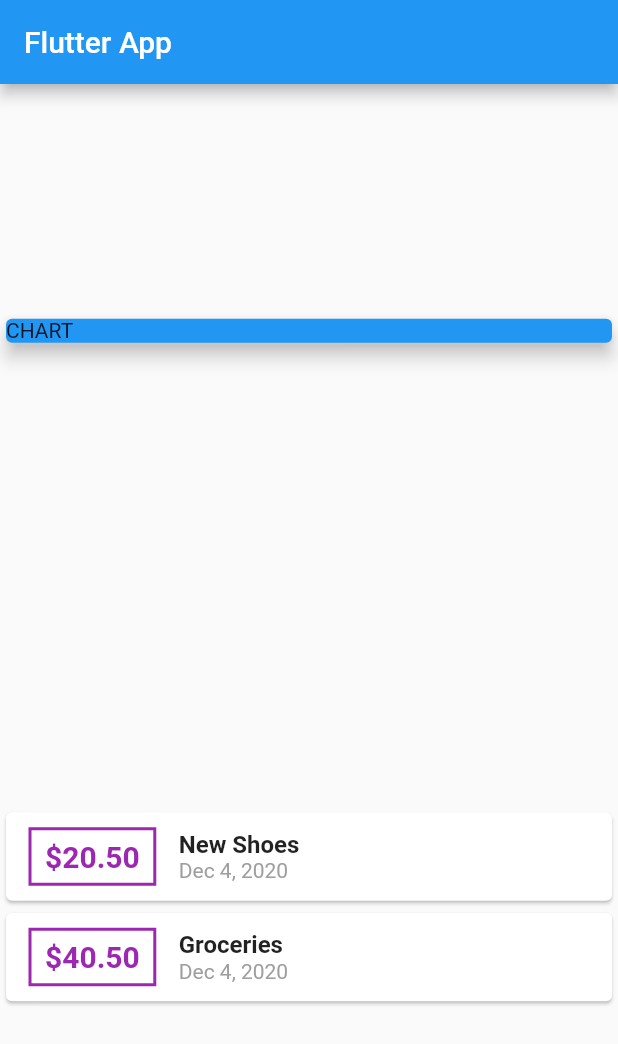
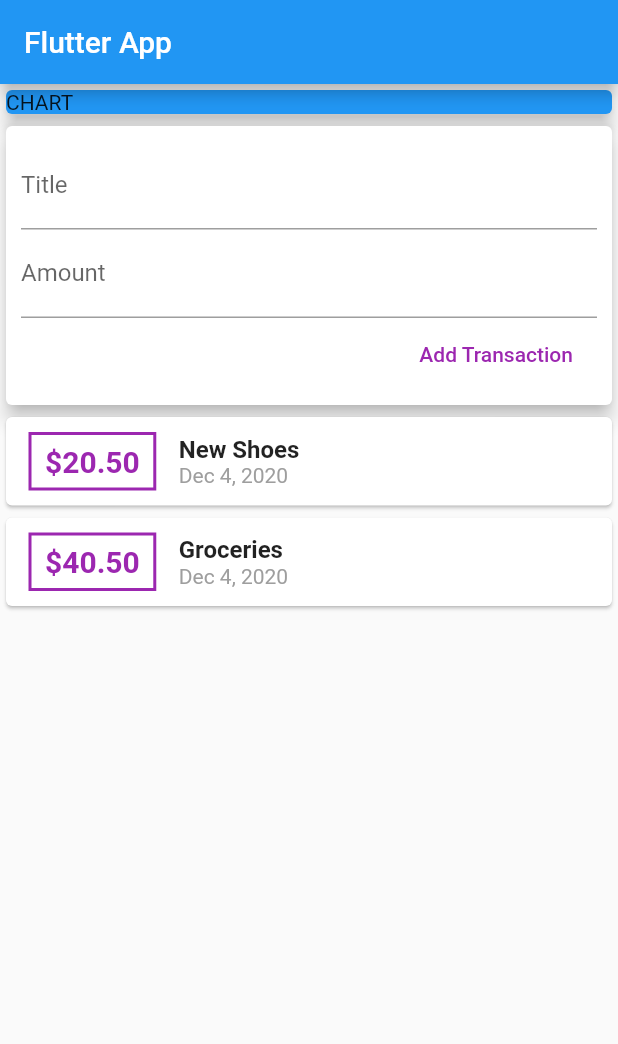
Before and after one commit to jls-github/expense_tracker, a Flutter app: the screen it shows after launch, on a phone screen of 412 x 824 dp. Shown: the top 1044 px of the screen. Run offline on Flutter 3.47's test engine with Material 2 defaults, Android fonts, the phone set to English and light mode, and no system bars.

Commit message:
add new transaction input

```diff
--- a/lib/main.dart
+++ b/lib/main.dart
@@ -1,6 +1,5 @@
 import 'package:flutter/material.dart';
-import 'package:intl/intl.dart';
-import 'transaction.dart';
+import 'widgets/user_transactions.dart';
 
 void main() {
   runApp(MyApp());
@@ -21,21 +20,6 @@ class MyApp extends StatelessWidget {
 }
 
 class MyHomePage extends StatelessWidget {
-  final List<Transaction> transactions = <Transaction>[
-    Transaction(
-      id: 't1',
-      title: 'New Shoes',
-      amount: 2050,
-      date: DateTime.now(),
-    ),
-    Transaction(
-      id: 't2',
-      title: 'Groceries',
-      amount: 4050,
-      date: DateTime.now(),
-    )
-  ];
-
   @override
   Widget build(BuildContext context) {
     return Scaffold(
@@ -43,7 +27,6 @@ class MyHomePage extends StatelessWidget {
           title: Text('Flutter App'),
         ),
         body: Column(
-          mainAxisAlignment: MainAxisAlignment.spaceAround,
           crossAxisAlignment: CrossAxisAlignment.stretch,
           children: <Widget>[
             Container(
@@ -54,58 +37,7 @@ class MyHomePage extends StatelessWidget {
                 elevation: 5,
               ),
             ),
-            Column(
-              children: <Widget>[
-                ...transactions.map((transaction) {
-                  return Card(
-                    child: Row(
-                      children: [
-                        Container(
-                          margin: EdgeInsets.symmetric(
-                              vertical: 10, horizontal: 15),
-                          decoration: BoxDecoration(
-                            border: Border.all(
-                              color: Colors.purple,
-                              width: 2,
-                            ),
-                          ),
-                          padding: EdgeInsets.symmetric(
-                            vertical: 6,
-                            horizontal: 9,
-                          ),
-                          child: Text(
-                            "\$${transaction.formattedAmount()}",
-                            style: TextStyle(
-                              fontWeight: FontWeight.bold,
-                              fontSize: 20,
-                              color: Colors.purple,
-                            ),
-                          ),
-                        ),
-                        Column(
-                          crossAxisAlignment: CrossAxisAlignment.start,
-                          children: [
-                            Text(
-                              transaction.title,
-                              style: TextStyle(
-                                fontWeight: FontWeight.bold,
-                                fontSize: 16,
-                              ),
-                            ),
-                            Text(
-                              DateFormat.yMMMd().format(transaction.date),
-                              style: TextStyle(
-                                color: Colors.grey,
-                              ),
-                            ),
-                          ],
-                        )
-                      ],
-                    ),
-                  );
-                }),
-              ],
-            ),
+            UserTransactions(),
           ],
         ));
   }
--- /dev/null
+++ b/lib/widgets/new_transaction.dart
@@ -0,0 +1,36 @@
+import 'package:flutter/material.dart';
+
+class NewTransaction extends StatelessWidget {
+  final titleController;
+  final amountController;
+
+  NewTransaction(this.titleController, this.amountController);
+
+  @override
+  Widget build(BuildContext context) {
+    return Card(
+      elevation: 5,
+      child: Container(
+        padding: EdgeInsets.all(10),
+        child: Column(
+          crossAxisAlignment: CrossAxisAlignment.end,
+          children: [
+            TextField(
+              decoration: InputDecoration(labelText: 'Title'),
+              controller: titleController,
+            ),
+            TextField(
+              decoration: InputDecoration(labelText: 'Amount'),
+              controller: amountController,
+            ),
+            FlatButton(
+              child: Text('Add Transaction'),
+              onPressed: () {},
+              textColor: Colors.purple,
+            )
+          ],
+        ),
+      ),
+    );
+  }
+}
--- /dev/null
+++ b/lib/widgets/transaction_list.dart
@@ -0,0 +1,71 @@
+import 'package:flutter/material.dart';
+import '../models/transaction.dart';
+import 'package:intl/intl.dart';
+
+class TransactionList extends StatefulWidget {
+  final List<Transaction> transactions;
+
+  TransactionList(this.transactions);
+  @override
+  _TransactionListState createState() => _TransactionListState(transactions);
+}
+
+class _TransactionListState extends State<TransactionList> {
+  final List<Transaction> transactions;
+
+  _TransactionListState(this.transactions);
+  @override
+  Widget build(BuildContext context) {
+    return Column(
+      children: <Widget>[
+        ...transactions.map((transaction) {
+          return Card(
+            child: Row(
+              children: [
+                Container(
+                  margin: EdgeInsets.symmetric(vertical: 10, horizontal: 15),
+                  decoration: BoxDecoration(
+                    border: Border.all(
+                      color: Colors.purple,
+                      width: 2,
+                    ),
+                  ),
+                  padding: EdgeInsets.symmetric(
+                    vertical: 6,
+                    horizontal: 9,
+                  ),
+                  child: Text(
+                    "\$${transaction.formattedAmount()}",
+                    style: TextStyle(
+                      fontWeight: FontWeight.bold,
+                      fontSize: 20,
+                      color: Colors.purple,
+                    ),
+                  ),
+                ),
+                Column(
+                  crossAxisAlignment: CrossAxisAlignment.start,
+                  children: [
+                    Text(
+                      transaction.title,
+                      style: TextStyle(
+                        fontWeight: FontWeight.bold,
+                        fontSize: 16,
+                      ),
+                    ),
+                    Text(
+                      DateFormat.yMMMd().format(transaction.date),
+                      style: TextStyle(
+                        color: Colors.grey,
+                      ),
+                    ),
+                  ],
+                )
+              ],
+            ),
+          );
+        }),
+      ],
+    );
+  }
+}
--- /dev/null
+++ b/lib/widgets/user_transactions.dart
@@ -0,0 +1,37 @@
+import 'package:flutter/material.dart';
+import 'new_transaction.dart';
+import 'transaction_list.dart';
+import '../models/transaction.dart';
+
+class UserTransactions extends StatefulWidget {
+  @override
+  _UserTransactionsState createState() => _UserTransactionsState();
+}
+
+class _UserTransactionsState extends State<UserTransactions> {
+  final titleController = TextEditingController();
+  final amountController = TextEditingController();
+  final List<Transaction> transactions = <Transaction>[
+    Transaction(
+      id: 't1',
+      title: 'New Shoes',
+      amount: 2050,
+      date: DateTime.now(),
+    ),
+    Transaction(
+      id: 't2',
+      title: 'Groceries',
+      amount: 4050,
+      date: DateTime.now(),
+    )
+  ];
+  @override
+  Widget build(BuildContext context) {
+    return Column(
+      children: [
+        NewTransaction(titleController, amountController),
+        TransactionList(transactions),
+      ],
+    );
+  }
+}
```
Also changed, not shown: lib/models/transaction.dart (renamed from lib/transaction.dart).
